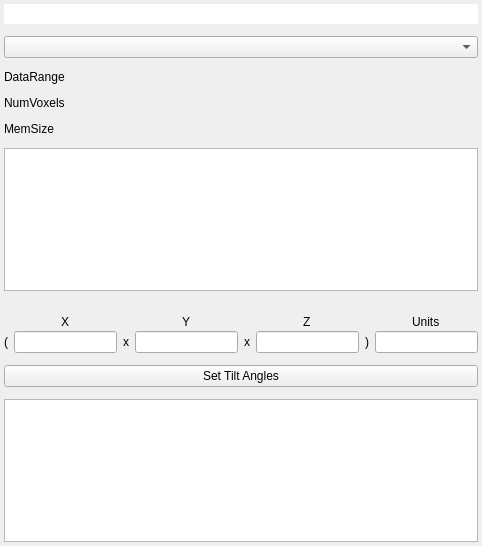
Before: the Qt Designer form tomviz/DataPropertiesPanel.ui in OpenChemistry/tomviz, drawn with Qt 5.
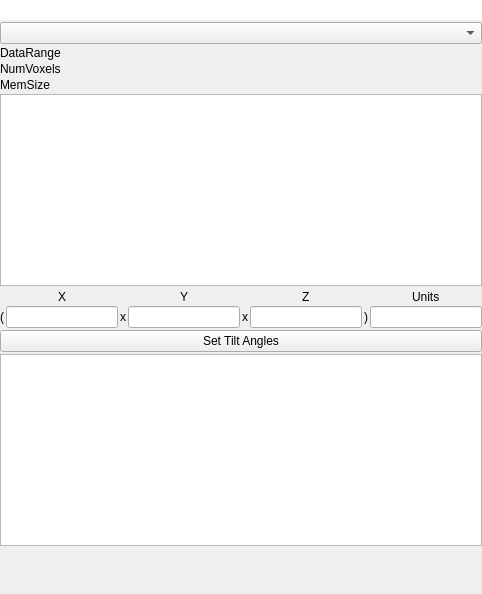
After: the same form once the commit is applied.

Commit message:
Tweaking default borders and spacing in layouts
Make better use of space, improved default layouts.

The edit to the form file:
```diff
--- a/tomviz/DataPropertiesPanel.ui
+++ b/tomviz/DataPropertiesPanel.ui
@@ -7,7 +7,7 @@
     <x>0</x>
     <y>0</y>
     <width>482</width>
-    <height>546</height>
+    <height>594</height>
    </rect>
   </property>
   <property name="windowTitle">
@@ -15,19 +15,19 @@
   </property>
   <layout class="QVBoxLayout" name="verticalLayout">
    <property name="spacing">
-    <number>12</number>
+    <number>2</number>
    </property>
    <property name="leftMargin">
-    <number>4</number>
+    <number>0</number>
    </property>
    <property name="topMargin">
-    <number>4</number>
+    <number>0</number>
    </property>
    <property name="rightMargin">
-    <number>4</number>
+    <number>0</number>
    </property>
    <property name="bottomMargin">
-    <number>4</number>
+    <number>0</number>
    </property>
    <item>
     <widget class="QLineEdit" name="FileName">
@@ -107,7 +107,7 @@
       </property>
       <item>
        <layout class="QGridLayout" name="gridLayout_2">
-        <property name="verticalSpacing">
+        <property name="spacing">
          <number>2</number>
         </property>
         <item row="1" column="0">
```
The commit also changes 4 other files.
